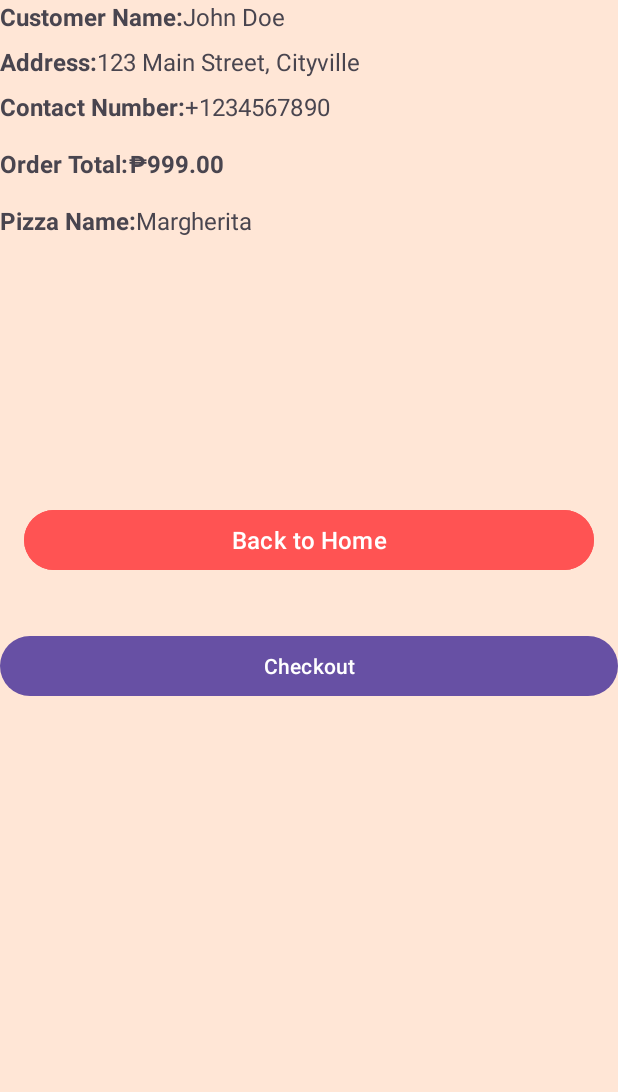
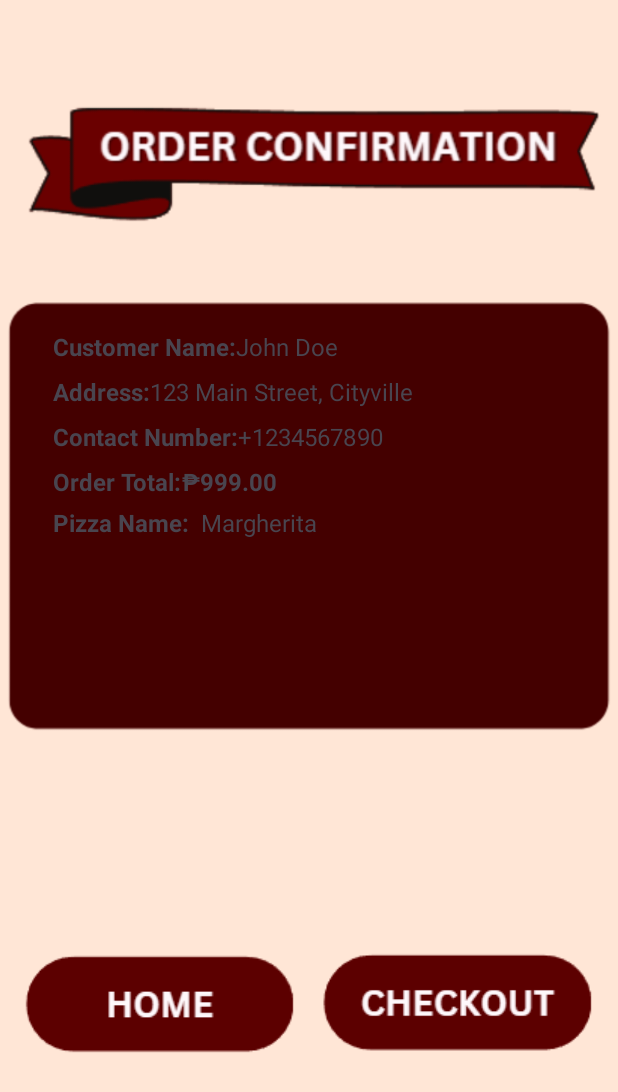
Before and after one commit to starrrrr06/PizzaOrderingApp, an Android app: the OrderConfirmationActivity screen opened directly, with no data from a screen before it, on a phone screen of 412 x 824 dp. Shown: the top 1092 px of the screen. Run offline under Robolectric (Android 15) with nearby library versions, the phone set to English and light mode, and no system bars; our stand-ins replace Firebase (no records; nobody signed in at launch, a user with empty details on screens opened directly).

Commit message:
updated version 101

```diff
--- a/app/src/main/java/com/example/pizzaorderingapp/Profile.java
+++ b/app/src/main/java/com/example/pizzaorderingapp/Profile.java
@@ -41,7 +41,10 @@ public class Profile extends AppCompatActivity {
 
         // Set up Save button click listener
         saveButton.setOnClickListener(view -> saveProfileData());
+
     }
+
+
 
     private void loadProfileData() {
         // Retrieve user's email from FirebaseAuth and display it in the TextView
--- a/app/src/main/res/layout/activity_home_screen.xml
+++ b/app/src/main/res/layout/activity_home_screen.xml
@@ -76,9 +76,9 @@
         android:id="@+id/imageView6"
         android:layout_width="400dp"
         android:layout_height="258dp"
-        android:layout_marginTop="400dp"
+        android:layout_marginTop="396dp"
         app:layout_constraintEnd_toEndOf="parent"
-        app:layout_constraintHorizontal_bias="0.454"
+        app:layout_constraintHorizontal_bias="0.333"
         app:layout_constraintStart_toStartOf="parent"
         app:layout_constraintTop_toTopOf="parent"
         app:srcCompat="@drawable/cart" />
@@ -101,14 +101,13 @@
         android:id="@+id/spinner_id"
         android:layout_width="257dp"
         android:layout_height="33dp"
+        android:layout_marginTop="536dp"
         android:background="@drawable/spinnerbg"
         android:paddingLeft="10dp"
-        app:layout_constraintBottom_toBottomOf="parent"
         app:layout_constraintEnd_toEndOf="parent"
-        app:layout_constraintHorizontal_bias="0.181"
+        app:layout_constraintHorizontal_bias="0.109"
         app:layout_constraintStart_toStartOf="parent"
-        app:layout_constraintTop_toTopOf="parent"
-        app:layout_constraintVertical_bias="0.6" />
+        app:layout_constraintTop_toTopOf="parent" />
 
     <ImageView
         android:id="@+id/imageView7"
@@ -121,5 +120,19 @@
         app:layout_constraintTop_toTopOf="parent"
         app:srcCompat="@drawable/widgets" />
 
+    <TextView
+        android:id="@+id/textView"
+        android:layout_width="238dp"
+        android:layout_height="51dp"
+        android:layout_marginTop="468dp"
+        android:gravity="center"
+        android:text="Pick your perfect pizza—let's make your cravings come true!"
+        android:textColor="#ffffff"
+        android:textSize="17sp"
+        app:layout_constraintEnd_toEndOf="parent"
+        app:layout_constraintHorizontal_bias="0.212"
+        app:layout_constraintStart_toStartOf="parent"
+        app:layout_constraintTop_toTopOf="parent" />
+
 
 </androidx.constraintlayout.widget.ConstraintLayout>
--- a/app/src/main/res/layout/activity_order_confirmation.xml
+++ b/app/src/main/res/layout/activity_order_confirmation.xml
@@ -9,15 +9,27 @@
     android:background="#ffe6d6">
 
 
+    <ImageView
+        android:id="@+id/imageView24"
+        android:layout_width="407dp"
+        android:layout_height="321dp"
+        android:layout_marginTop="180dp"
+        app:layout_constraintEnd_toEndOf="parent"
+        app:layout_constraintStart_toStartOf="parent"
+        app:layout_constraintTop_toTopOf="parent"
+        app:srcCompat="@drawable/bgg" />
 
     <TextView
         android:id="@+id/nameLabel"
         android:layout_width="wrap_content"
         android:layout_height="wrap_content"
+        android:layout_marginStart="35dp"
+        android:layout_marginTop="220dp"
         android:text="Customer Name:"
         android:textSize="16sp"
         android:textStyle="bold"
-        app:layout_constraintStart_toStartOf="parent" />
+        app:layout_constraintStart_toStartOf="parent"
+        app:layout_constraintTop_toTopOf="parent" />
 
     <TextView
         android:id="@+id/customerNameTextView"
@@ -31,16 +43,18 @@
         app:layout_constraintHorizontal_bias="0" />
 
     <!-- Address -->
+
     <TextView
         android:id="@+id/addressLabel"
         android:layout_width="wrap_content"
         android:layout_height="wrap_content"
+        android:layout_marginStart="35dp"
+        android:layout_marginTop="250dp"
         android:text="Address:"
         android:textSize="16sp"
         android:textStyle="bold"
-        android:layout_marginTop="8dp"
-        app:layout_constraintTop_toBottomOf="@id/nameLabel"
-        app:layout_constraintStart_toStartOf="parent" />
+        app:layout_constraintStart_toStartOf="parent"
+        app:layout_constraintTop_toTopOf="parent" />
 
     <TextView
         android:id="@+id/customerAddressTextView"
@@ -54,16 +68,20 @@
         app:layout_constraintHorizontal_bias="0" />
 
     <!-- Contact Number -->
+
     <TextView
         android:id="@+id/contactLabel"
         android:layout_width="wrap_content"
         android:layout_height="wrap_content"
+        android:layout_marginStart="35dp"
+        android:layout_marginTop="280dp"
         android:text="Contact Number:"
         android:textSize="16sp"
         android:textStyle="bold"
-        android:layout_marginTop="8dp"
-        app:layout_constraintTop_toBottomOf="@id/addressLabel"
-        app:layout_constraintStart_toStartOf="parent" />
+        app:layout_constraintStart_toStartOf="parent"
+        app:layout_constraintTop_toTopOf="parent" />
+
+    <!-- Order Total -->
 
     <TextView
         android:id="@+id/customerContactTextView"
@@ -71,22 +89,26 @@
         android:layout_height="wrap_content"
         android:text="+1234567890"
         android:textSize="16sp"
-        app:layout_constraintTop_toTopOf="@id/contactLabel"
+        app:layout_constraintEnd_toEndOf="parent"
+        app:layout_constraintHorizontal_bias="1.0"
         app:layout_constraintStart_toEndOf="@id/contactLabel"
-        app:layout_constraintEnd_toEndOf="parent"
-        app:layout_constraintHorizontal_bias="0" />
+        app:layout_constraintTop_toTopOf="@id/contactLabel" />
 
-    <!-- Order Total -->
     <TextView
         android:id="@+id/orderTotalLabel"
         android:layout_width="wrap_content"
         android:layout_height="wrap_content"
+        android:layout_marginStart="35dp"
+        android:layout_marginTop="310dp"
         android:text="Order Total:"
         android:textSize="16sp"
         android:textStyle="bold"
-        android:layout_marginTop="16dp"
-        app:layout_constraintTop_toBottomOf="@id/contactLabel"
-        app:layout_constraintStart_toStartOf="parent" />
+        app:layout_constraintStart_toStartOf="parent"
+        app:layout_constraintTop_toTopOf="parent" />
+
+    <!-- Pizza Name -->
+
+    <!-- Back to Home Button -->
 
     <TextView
         android:id="@+id/orderTotalTextView"
@@ -95,23 +117,23 @@
         android:text="₱999.00"
         android:textSize="16sp"
         android:textStyle="bold"
-        app:layout_constraintTop_toTopOf="@id/orderTotalLabel"
+        app:layout_constraintEnd_toEndOf="parent"
+        app:layout_constraintHorizontal_bias="1.0"
         app:layout_constraintStart_toEndOf="@id/orderTotalLabel"
-        app:layout_constraintEnd_toEndOf="parent"
-        app:layout_constraintHorizontal_bias="0" />
+        app:layout_constraintTop_toTopOf="@id/orderTotalLabel" />
 
-    <!-- Pizza Name -->
     <TextView
         android:id="@+id/pizzaNameLabel"
         android:layout_width="wrap_content"
         android:layout_height="wrap_content"
+        android:layout_marginStart="35dp"
+        android:layout_marginTop="337dp"
+        android:maxLines="2"
         android:text="Pizza Name:"
         android:textSize="16sp"
         android:textStyle="bold"
-        android:layout_marginTop="16dp"
-        app:layout_constraintTop_toBottomOf="@id/orderTotalLabel"
         app:layout_constraintStart_toStartOf="parent"
-        android:maxLines="2"/>
+        app:layout_constraintTop_toTopOf="parent" />
 
     <TextView
         android:id="@+id/pizzaNameTextView"
@@ -120,36 +142,68 @@
         android:text="Margherita"
         android:textSize="16sp"
         app:layout_constraintEnd_toEndOf="parent"
-        app:layout_constraintHorizontal_bias="0"
+        app:layout_constraintHorizontal_bias="1.0"
         app:layout_constraintStart_toEndOf="@id/pizzaNameLabel"
         app:layout_constraintTop_toTopOf="@id/pizzaNameLabel" />
 
-    <!-- Back to Home Button -->
-
     <Button
         android:id="@+id/backToHomeButton"
-        android:layout_width="0dp"
-        android:layout_height="wrap_content"
+        android:layout_width="124dp"
+        android:layout_height="47dp"
         android:layout_marginHorizontal="16dp"
-        android:layout_marginTop="216dp"
+        android:layout_marginTop="644dp"
         android:backgroundTint="@color/purple_500"
         android:text="Back to Home"
         android:textAllCaps="false"
         android:textColor="@android:color/white"
         android:textSize="16sp"
         app:layout_constraintEnd_toEndOf="parent"
+        app:layout_constraintHorizontal_bias="0.118"
         app:layout_constraintStart_toStartOf="parent"
-        app:layout_constraintTop_toBottomOf="@id/orderTotalLabel" />
+        app:layout_constraintTop_toTopOf="parent" />
 
     <Button
         android:id="@+id/checkoutButton"
-        android:layout_width="match_parent"
-        android:layout_height="wrap_content"
-        android:layout_marginTop="36dp"
+        android:layout_width="142dp"
+        android:layout_height="50dp"
+        android:layout_marginTop="644dp"
         android:text="Checkout"
         app:layout_constraintEnd_toEndOf="parent"
-        app:layout_constraintHorizontal_bias="1.0"
+        app:layout_constraintHorizontal_bias="0.877"
         app:layout_constraintStart_toStartOf="parent"
-        app:layout_constraintTop_toBottomOf="@+id/backToHomeButton" />
+        app:layout_constraintTop_toTopOf="parent" />
+
+    <ImageView
+        android:id="@+id/imageView19"
+        android:layout_width="391dp"
+        android:layout_height="101dp"
+        android:layout_marginTop="56dp"
+        app:layout_constraintEnd_toEndOf="parent"
+        app:layout_constraintStart_toStartOf="parent"
+        app:layout_constraintTop_toTopOf="parent"
+        app:srcCompat="@drawable/oconform" />
+
+    <ImageView
+        android:id="@+id/imageView27"
+        android:layout_width="wrap_content"
+        android:layout_height="wrap_content"
+        android:layout_marginTop="628dp"
+        app:layout_constraintEnd_toEndOf="parent"
+        app:layout_constraintHorizontal_bias="0.932"
+        app:layout_constraintStart_toStartOf="parent"
+        app:layout_constraintTop_toTopOf="parent"
+        app:srcCompat="@drawable/cout" />
+
+    <ImageView
+        android:id="@+id/imageView28"
+        android:layout_width="wrap_content"
+        android:layout_height="wrap_content"
+        android:layout_marginTop="628dp"
+        app:layout_constraintEnd_toEndOf="parent"
+        app:layout_constraintHorizontal_bias="0.068"
+        app:layout_constraintStart_toStartOf="parent"
+        app:layout_constraintTop_toTopOf="parent"
+        app:srcCompat="@drawable/home" />
+
 
 </androidx.constraintlayout.widget.ConstraintLayout>
```
Also changed, not shown: app/src/main/res/drawable/backk.png (added), app/src/main/res/drawable/cout.png (added), app/src/main/res/drawable/home.png (added), app/src/main/res/drawable/oconform.png (added).
